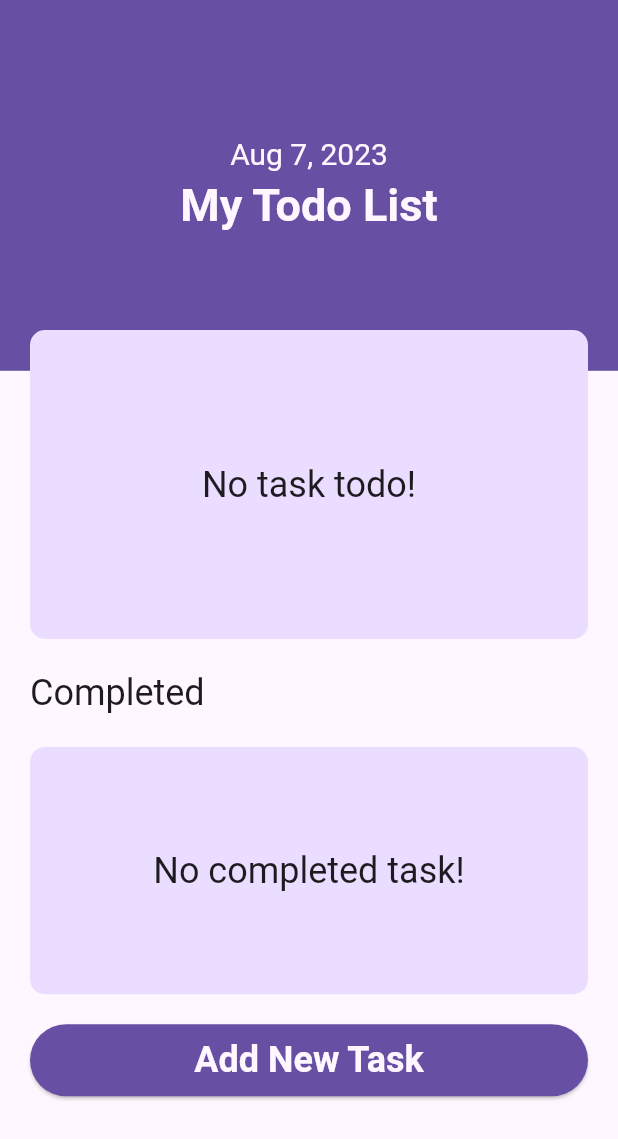
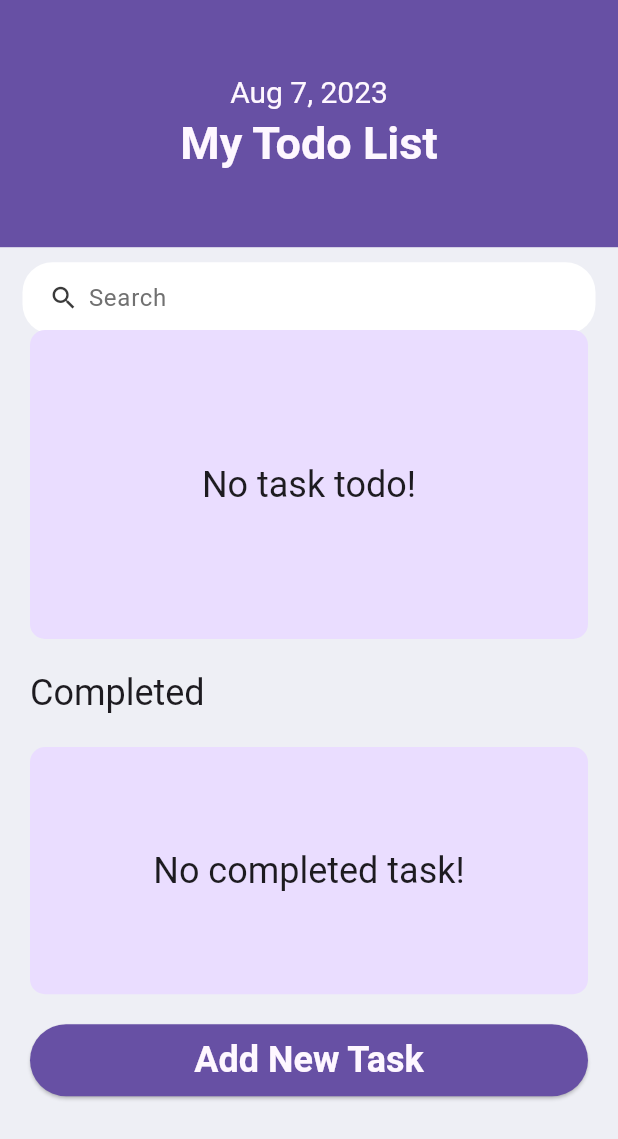
Before and after one commit to TienTran1504/Todo-App-Flutter, a Flutter app: the screen it shows after launch, on a phone screen of 412 x 824 dp. Shown: the top 1139 px of the screen. Run offline on Flutter 3.47's test engine with Material 3 defaults, Android fonts, the phone set to English and light mode, and no system bars; our stand-ins replace equatable, flex_color_scheme, gap, google_fonts.

Commit message:
Search bar

```diff
--- a/lib/screens/home_screen.dart
+++ b/lib/screens/home_screen.dart
@@ -11,11 +11,12 @@ class HomeScreen extends StatelessWidget {
     final colors = context.colorScheme;
     final deviceSize = context.deviceSize;
     return Scaffold(
+      backgroundColor: const Color(0xFFEEEFF5),
       body: Stack(children: [
         Column(
           children: [
             Container(
-              height: deviceSize.height * 0.3,
+              height: deviceSize.height * 0.2,
               width: deviceSize.width,
               color: colors.primary,
               child: const Column(
@@ -35,6 +36,8 @@ class HomeScreen extends StatelessWidget {
                 ],
               ),
             ),
+            const Gap(10),
+            const SearchBox(),
           ],
         ),
         Positioned(
--- /dev/null
+++ b/lib/widgets/search_box.dart
@@ -0,0 +1,38 @@
+import 'package:flutter/material.dart';
+
+class SearchBox extends StatelessWidget {
+  const SearchBox({super.key});
+
+  @override
+  Widget build(BuildContext context) {
+    return Container(
+      padding: const EdgeInsets.symmetric(horizontal: 15),
+      child: Column(children: [
+        Container(
+          padding: const EdgeInsets.symmetric(horizontal: 15),
+          decoration: BoxDecoration(
+              color: Colors.white, borderRadius: BorderRadius.circular(20)),
+          child: const TextField(
+              decoration: InputDecoration(
+            contentPadding: EdgeInsets.all(0),
+            prefixIcon: Icon(
+              Icons.search,
+              color: Color(0xFF3A3A3A),
+              size: 20,
+            ),
+            prefixIconConstraints: BoxConstraints(
+              maxHeight: 20,
+              minWidth: 25,
+            ),
+            border: InputBorder.none,
+            hintText: 'Search',
+            hintStyle: TextStyle(
+              color: Color(0xFF717171),
+            ),
+          )),
+        ),
+      ]),
+    );
+    ;
+  }
+}
--- a/lib/widgets/widgets.dart
+++ b/lib/widgets/widgets.dart
@@ -1,3 +1,4 @@
 export 'display_white_text.dart';
 export 'common_container.dart';
 export 'display_list_of_tasks.dart';
+export 'search_box.dart';
```
